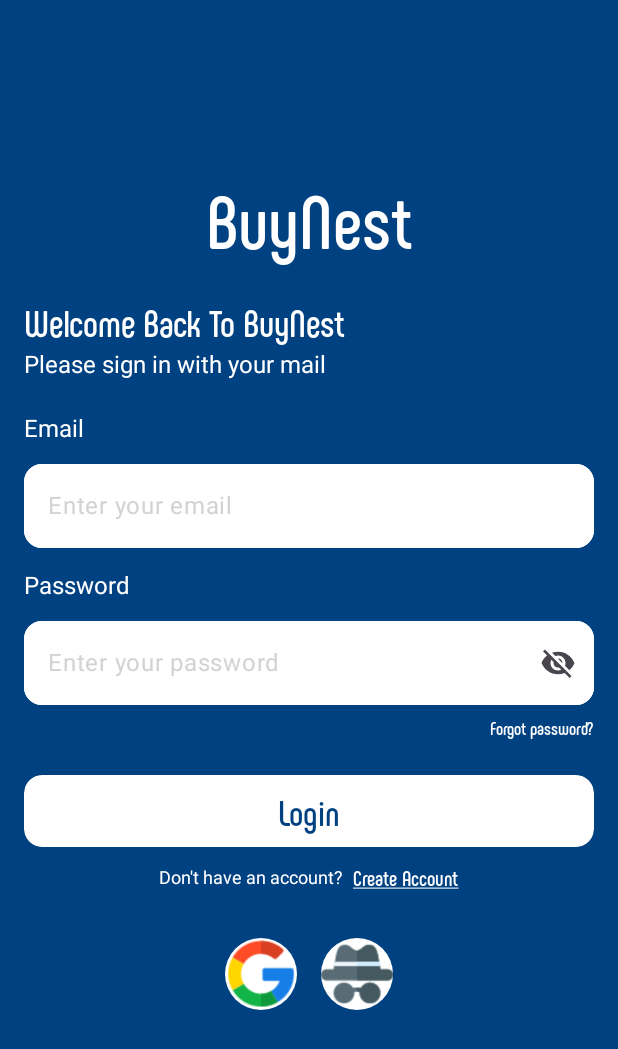
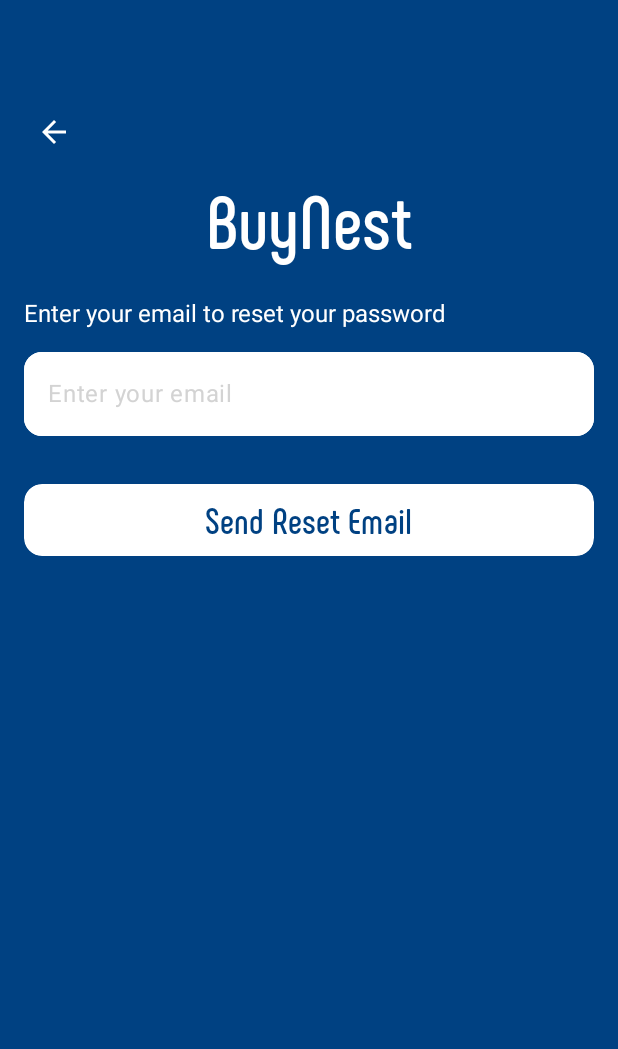
Before and after one commit to habibaelhadi/BuyNest, an Android app built with Jetpack Compose: the screen it shows after launch (MainActivity), after a tap on "Forgot password?", on a phone screen of 412 x 824 dp. Shown: the top 1049 px of the screen. Run offline under Robolectric (Android 15) with nearby library versions, the phone set to English and light mode, and no system bars; our stand-ins replace Firebase (no records; nobody signed in at launch, a user with empty details on screens opened directly); libraries missing offline, so code that uses them is left out: np.com.susanthapa.

Commit message:
Feat: Implement "Forgot Password" functionality

```diff
--- a/app/src/main/java/com/example/buynest/navigation/RoutesScreens.kt
+++ b/app/src/main/java/com/example/buynest/navigation/RoutesScreens.kt
@@ -15,4 +15,5 @@
     data object Settings : RoutesScreens("settings", R.drawable.baseline_settings_24)
     object Login : RoutesScreens("login", 0)
     object SignUp : RoutesScreens("signup", 0)
+    object ForgotPassword : RoutesScreens("forgotPassword", 0)
 }
--- a/app/src/main/java/com/example/buynest/navigation/SetupNavHost.kt
+++ b/app/src/main/java/com/example/buynest/navigation/SetupNavHost.kt
@@ -9,6 +9,7 @@
 import androidx.navigation.compose.NavHost
 import androidx.navigation.compose.composable
 import com.example.buynest.utils.sharedPreferences.SharedPreferencesImpl
+import com.example.buynest.views.authentication.forgotpassword.ForgotPasswordScreen
 import com.example.buynest.views.authentication.login.LoginScreen
 import com.example.buynest.views.authentication.signup.SignUpScreen
 import com.example.buynest.views.categories.CategoriesScreen
@@ -56,9 +57,11 @@
                         inclusive = true
                     }
                 }
-            }){
+            }, navigateToSignUp = {
                 mainNavController.navigate(RoutesScreens.SignUp.route)
-            }
+            }, navigateToForgotPassword = {
+                mainNavController.navigate(RoutesScreens.ForgotPassword.route)
+            })
         }
         composable(RoutesScreens.SignUp.route) {
             SignUpScreen{
@@ -68,5 +71,12 @@
         composable(RoutesScreens.Settings.route) {
             SettingsScreen()
         }
+        composable(RoutesScreens.ForgotPassword.route) {
+            ForgotPasswordScreen(
+                onBackToLogin = {
+                    mainNavController.popBackStack()
+                }
+            )
+        }
     }
 }
--- a/app/src/main/java/com/example/buynest/repos/authenticationrepo/AuthenticationRepo.kt
+++ b/app/src/main/java/com/example/buynest/repos/authenticationrepo/AuthenticationRepo.kt
@@ -11,4 +11,5 @@
     suspend fun logInWithGoogle(context: Context, launcher: ActivityResultLauncher<Intent>): Result<Unit>
     suspend fun logout(): Result<Unit>
     fun getGoogleSignInIntent(context: Context): Intent?
+    suspend fun sendResetPasswordEmail(email: String): Result<String>
 }
--- a/app/src/main/java/com/example/buynest/repos/authenticationrepo/AuthenticationRepoImpl.kt
+++ b/app/src/main/java/com/example/buynest/repos/authenticationrepo/AuthenticationRepoImpl.kt
@@ -60,6 +60,21 @@
         return firebase.apply { connectToGoogle(context) }.getGoogleSignInIntent()
     }
 
+    override suspend fun sendResetPasswordEmail(email: String): Result<String> {
+        return suspendCoroutine { continuation ->
+            firebase.setFirebaseResponse(object : FirebaseResponse {
+                override fun onResponseSuccess(message: String?) {
+                    continuation.resume(Result.success("Password reset email sent."))
+                }
+
+                override fun onResponseFailure(message: String?) {
+                    continuation.resume(Result.failure(Exception(message)))
+                }
+            })
+            firebase.sendPasswordResetEmail(email)
+        }
+    }
+
     override suspend fun logout(): Result<Unit> {
         firebase.logout()
         var result: Result<Unit> = Result.failure(Exception("Login failed"))
--- a/app/src/main/java/com/example/buynest/repos/authenticationrepo/firebase/Firebase.kt
+++ b/app/src/main/java/com/example/buynest/repos/authenticationrepo/firebase/Firebase.kt
@@ -11,6 +11,7 @@
 import com.google.firebase.auth.FirebaseAuth
 import com.google.firebase.auth.UserProfileChangeRequest
 import com.google.firebase.firestore.FirebaseFirestore
+import kotlinx.coroutines.tasks.await
 
 class Firebase private constructor() {
     private var googleSignInClient: GoogleSignInClient? = null
@@ -113,6 +114,17 @@
         return googleSignInClient?.signInIntent
     }
 
+    fun sendPasswordResetEmail(email: String) {
+        auth.sendPasswordResetEmail(email)
+            .addOnCompleteListener { task ->
+                if (task.isSuccessful) {
+                    firebaseResponse?.onResponseSuccess("Success")
+                } else {
+                    firebaseResponse?.onResponseFailure(task.exception?.message)
+                }
+            }
+    }
+
     companion object {
         lateinit var auth: FirebaseAuth
         private var firebase: Firebase? = null
--- a/app/src/main/java/com/example/buynest/viewmodels/authentication/AuthenticationViewModel.kt
+++ b/app/src/main/java/com/example/buynest/viewmodels/authentication/AuthenticationViewModel.kt
@@ -22,6 +22,8 @@
 import com.google.android.play.integrity.internal.l
 import com.google.firebase.auth.GoogleAuthProvider
 import kotlinx.coroutines.flow.MutableSharedFlow
+import kotlinx.coroutines.flow.MutableStateFlow
+import kotlinx.coroutines.flow.StateFlow
 import kotlinx.coroutines.flow.asSharedFlow
 import kotlinx.coroutines.launch
 
@@ -37,6 +39,21 @@
     val message = mutableMessage.asSharedFlow()
 
     private lateinit var googleStrategy: GoogleAuthenticationStrategy
+
+    fun resetPassword(email: String) {
+        viewModelScope.launch {
+            if (email.isEmpty()) {
+                mutableMessage.emit("Email cannot be empty")
+                return@launch
+            }
+            val result = authRepo.sendResetPasswordEmail(email)
+            if (result.isSuccess){
+                mutableMessage.emit("Success")
+            }else{
+               mutableMessage.emit(result.exceptionOrNull()?.message ?: "Unknown error")
+            }
+        }
+    }
 
     fun setGoogleStrategy(strategy: GoogleAuthenticationStrategy): String? {
         return GoogleValidator().validate(strategy).also {
--- /dev/null
+++ b/app/src/main/java/com/example/buynest/views/authentication/forgotpassword/ForgotPassword.kt
@@ -0,0 +1,158 @@
+package com.example.buynest.views.authentication.forgotpassword
+
+import android.util.Log
+import androidx.compose.foundation.background
+import androidx.compose.foundation.focusable
+import androidx.compose.foundation.layout.Box
+import androidx.compose.foundation.layout.Column
+import androidx.compose.foundation.layout.Spacer
+import androidx.compose.foundation.layout.fillMaxSize
+import androidx.compose.foundation.layout.fillMaxWidth
+import androidx.compose.foundation.layout.height
+import androidx.compose.foundation.layout.imePadding
+import androidx.compose.foundation.layout.padding
+import androidx.compose.foundation.rememberScrollState
+import androidx.compose.foundation.shape.RoundedCornerShape
+import androidx.compose.foundation.verticalScroll
+import androidx.compose.material.icons.Icons
+import androidx.compose.material.icons.filled.ArrowBack
+import androidx.compose.material3.Button
+import androidx.compose.material3.ButtonDefaults
+import androidx.compose.material3.Icon
+import androidx.compose.material3.IconButton
+import androidx.compose.material3.MaterialTheme
+import androidx.compose.material3.Text
+import androidx.compose.runtime.Composable
+import androidx.compose.runtime.LaunchedEffect
+import androidx.compose.runtime.getValue
+import androidx.compose.runtime.mutableStateOf
+import androidx.compose.runtime.remember
+import androidx.compose.runtime.setValue
+import androidx.compose.ui.Alignment
+import androidx.compose.ui.Modifier
+import androidx.compose.ui.draw.clip
+import androidx.compose.ui.text.font.Font
+import androidx.compose.ui.text.font.FontFamily
+import androidx.compose.ui.unit.dp
+import androidx.compose.ui.unit.sp
+import androidx.lifecycle.viewmodel.compose.viewModel
+import com.example.buynest.R
+import com.example.buynest.repos.authenticationrepo.AuthenticationRepoImpl
+import com.example.buynest.ui.theme.MainColor
+import com.example.buynest.ui.theme.white
+import com.example.buynest.viewmodels.authentication.AuthenticationViewModel
+import com.example.buynest.views.authentication.CustomTextField
+import com.example.buynest.views.customsnackbar.CustomSnackbar
+
+@Composable
+fun ForgotPasswordScreen(
+    onBackToLogin: () -> Unit
+) {
+    val viewModel: AuthenticationViewModel = viewModel(
+        factory = AuthenticationViewModel.AuthenticationViewModelFactory(AuthenticationRepoImpl())
+    )
+    var email by remember { mutableStateOf("") }
+    val snackbarMessage = remember { mutableStateOf<String?>(null) }
+
+    LaunchedEffect(snackbarMessage.value) {
+        if (snackbarMessage.value == "Success") {
+            onBackToLogin()
+        }
+    }
+
+    LaunchedEffect(Unit) {
+        viewModel.message.collect {
+            snackbarMessage.value = it
+        }
+    }
+
+    Box(
+        modifier = Modifier
+            .fillMaxSize()
+            .background(MainColor)
+            .imePadding()
+    ) {
+        IconButton(
+            onClick = {
+                Log.i("TAG", "ForgotPasswordScreen: ****************")
+                onBackToLogin()
+                      },
+            modifier = Modifier
+                .padding(top = 64.dp, start = 12.dp)
+                .align(Alignment.TopStart)
+        ) {
+            Icon(
+                imageVector = Icons.Default.ArrowBack,
+                contentDescription = "Back",
+                tint = white
+            )
+        }
+
+        Column(
+            modifier = Modifier
+                .fillMaxSize()
+                .padding(horizontal = 16.dp, vertical = 16.dp)
+                .padding(top = 100.dp),
+            horizontalAlignment = Alignment.Start
+            ) {
+
+            Box(
+                modifier = Modifier
+                    .fillMaxWidth(),
+                contentAlignment = Alignment.Center
+            ) {
+                androidx.compose.material.Text(
+                    text = "BuyNest",
+                    style = MaterialTheme.typography.headlineMedium,
+                    fontFamily = FontFamily(Font(R.font.phenomena_bold)),
+                    fontSize = 50.sp,
+                    color = white
+                )
+            }
+
+            Spacer(modifier = Modifier.height(24.dp))
+
+            if (snackbarMessage.value != null) {
+                CustomSnackbar(message = snackbarMessage.value!!) {
+                    snackbarMessage.value = null
+                }
+            }
+
+            Text(
+                text = "Enter your email to reset your password",
+                fontSize = 16.sp,
+                color = white
+            )
+
+            Spacer(modifier = Modifier.height(16.dp))
+
+            CustomTextField(
+                value = email,
+                onValueChange = { email = it },
+                placeholder = "Enter your email"
+            )
+
+            Spacer(modifier = Modifier.height(32.dp))
+
+            Button(
+                onClick = { viewModel.resetPassword(email) },
+                modifier = Modifier
+                    .fillMaxWidth()
+                    .height(48.dp)
+                    .clip(RoundedCornerShape(12.dp)),
+                colors = ButtonDefaults.buttonColors(
+                    containerColor = white
+                ),
+                shape = RoundedCornerShape(12.dp)
+            ) {
+                Text(
+                    text = "Send Reset Email",
+                    color = MainColor,
+                    fontSize = 24.sp,
+                    fontFamily = FontFamily(Font(R.font.phenomena_bold)),
+                )
+            }
+
+        }
+    }
+}
--- a/app/src/main/java/com/example/buynest/views/authentication/login/LoginScreen.kt
+++ b/app/src/main/java/com/example/buynest/views/authentication/login/LoginScreen.kt
@@ -64,7 +64,8 @@
 @Composable
 fun LoginScreen(
     navigateToHome: () -> Unit,
-    navigateToSignUp: () -> Unit) {
+    navigateToSignUp: () -> Unit,
+    navigateToForgotPassword: () -> Unit) {
     val email = remember { mutableStateOf("") }
     val password = remember { mutableStateOf("") }
     val passwordVisible = remember { mutableStateOf(false) }
@@ -204,7 +205,7 @@
                 text = "Forgot password?",
                 modifier = Modifier
                     .align(Alignment.End)
-                    .clickable { },
+                    .clickable { navigateToForgotPassword() },
                 color = white,
                 fontSize = 12.sp,
                 fontFamily = FontFamily(Font(R.font.phenomena_bold))
```
